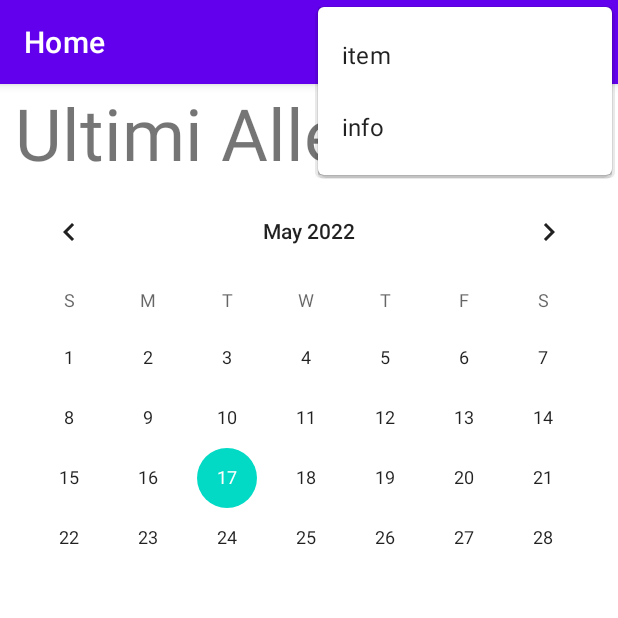
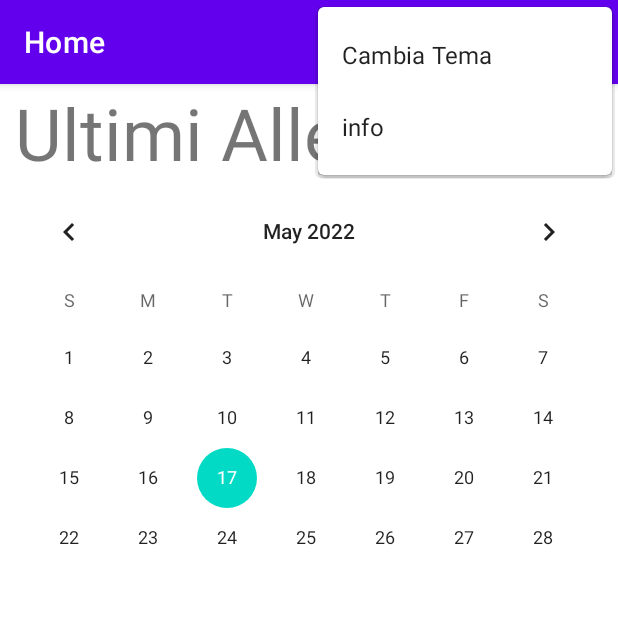
Before and after one commit to lucaruffolo/PDM_Project, an Android app: the screen it shows after launch (MainActivity), with the options menu open, on a phone screen of 412 x 824 dp, the top half of it. Run offline under Robolectric (Android 15) with nearby library versions, the phone set to English and light mode, and no system bars; our stand-ins replace navigation-ui; 2 statements that could not run were skipped.

Commit message:
Added night/light mode

```diff
--- a/app/src/main/java/com/example/pdm_project/MainActivity.java
+++ b/app/src/main/java/com/example/pdm_project/MainActivity.java
@@ -2,25 +2,27 @@ package com.example.pdm_project;
 
 import androidx.annotation.NonNull;
 import androidx.appcompat.app.AppCompatActivity;
+import androidx.appcompat.app.AppCompatDelegate;
 import androidx.navigation.NavController;
 import androidx.navigation.Navigation;
 import androidx.navigation.ui.AppBarConfiguration;
 import androidx.navigation.ui.NavigationUI;
 
+import android.graphics.Color;
+import android.media.metrics.Event;
 import android.os.Bundle;
 import android.view.Menu;
 import android.view.MenuInflater;
 import android.view.MenuItem;
-import android.widget.CompoundButton;
-import android.widget.Switch;
+import android.widget.CalendarView;
 import android.widget.Toast;
 
 import com.google.android.material.bottomnavigation.BottomNavigationView;
 
 public class MainActivity extends AppCompatActivity {
 
+    public CalendarView calendario;
 
-    public Switch modeSwitch;
     @Override
     protected void onCreate(Bundle savedInstanceState) {
         super.onCreate(savedInstanceState);
@@ -32,9 +34,15 @@ public class MainActivity extends AppCompatActivity {
 
         AppBarConfiguration appBarConfiguration = new AppBarConfiguration.Builder(R.id.firstFragment, R.id.secondFragment, R.id.thirdFragment).build();
         NavigationUI.setupActionBarWithNavController(this, navController, appBarConfiguration);
-        modeSwitch = (Switch) findViewById(R.id.modeDarkLight);
+
+        calendario = (CalendarView) findViewById(R.id.calendarView);
+        loadCalendar(calendario);
    }
+    public void loadCalendar(CalendarView calendarView){
+        Event ev1 = new Event(Color.RED, 1477040400000L, "Teachers' Professional Day");
 
+        calendarView.add
+    }
     @Override
     public boolean onCreateOptionsMenu(Menu menu) {
         MenuInflater inflater = getMenuInflater();
@@ -45,8 +53,15 @@ public class MainActivity extends AppCompatActivity {
     @Override
     public boolean onOptionsItemSelected(@NonNull MenuItem item) {
         switch (item.getItemId()){
-            case R.id.menuRightItem:
-                showMessage("ITEM");
+
+            case R.id.menuRightMode:
+                if (getDelegate().getLocalNightMode() == AppCompatDelegate.MODE_NIGHT_YES){
+                    getDelegate().setLocalNightMode(AppCompatDelegate.MODE_NIGHT_NO);
+                    showMessage("Tema Night impostato!");
+                } else{
+                    getDelegate().setLocalNightMode(AppCompatDelegate.MODE_NIGHT_YES);
+                    showMessage("Tema Light impostato!");
+                }
                 return true;
             case R.id.menuRightInfo:
                 showMessage("INFO");
--- a/app/src/main/res/layout/activity_main.xml
+++ b/app/src/main/res/layout/activity_main.xml
@@ -22,7 +22,7 @@
         android:id="@+id/bottomNavigationView"
         android:layout_width="match_parent"
         android:layout_height="wrap_content"
-        android:background="#fff"
+
         app:layout_constraintBottom_toBottomOf="parent"
         app:layout_constraintEnd_toEndOf="parent"
         app:layout_constraintStart_toStartOf="parent"
--- a/app/src/main/res/menu/right_menu.xml
+++ b/app/src/main/res/menu/right_menu.xml
@@ -1,15 +1,12 @@
 <?xml version="1.0" encoding="utf-8"?>
-<menu xmlns:app="http://schemas.android.com/apk/res-auto"
+<menu xmlns:tools="http://schemas.android.com/tools"
+    xmlns:app="http://schemas.android.com/apk/res-auto"
     xmlns:android="http://schemas.android.com/apk/res/android">
 
     <item
-        android:id="@+id/modeDarkLight"
-        android:title="switch"
-        app:actionLayout="@layout/switch_item"
-        app:showAsAction="ifRoom" />
-    <item
-        android:id="@+id/menuRightItem"
-        android:title="item"
+        android:id="@+id/menuRightMode"
+        android:icon="@drawable/ic_home"
+        android:title="Cambia Tema"
         app:showAsAction="never" />
 
     <item
```
Also changed, not shown: app/src/main/res/layout/fragment_info.xml (+9 -0 lines).
